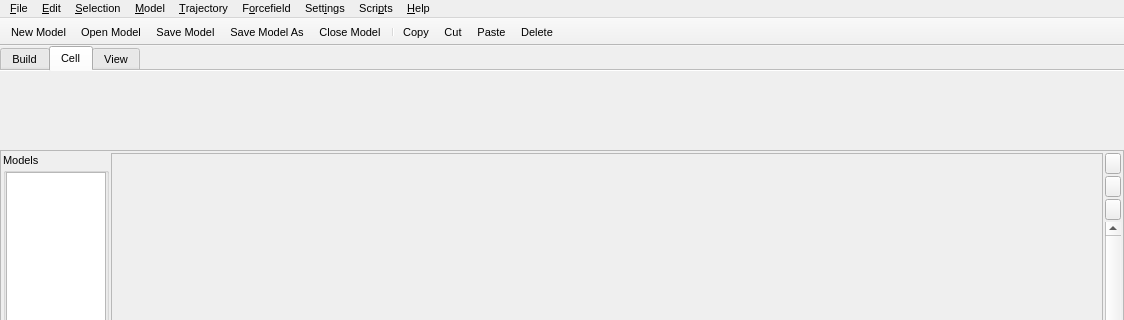
First picture: the form in trunk/src/gui/mainwindow.ui, repository trisyoungs/aten, before the edit; both pictures show x 0 to 1124 and y 0 to 320 of the 1124 by 672 pixel window.
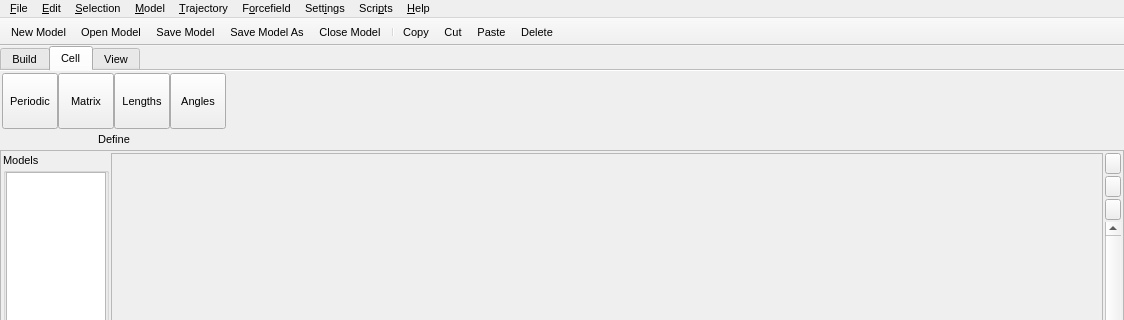
Second picture: the form after the edit. The open tabs and pages were chosen to show the change. Icons and pictures are not drawn. Custom widgets are drawn as their Qt base class.

Commit message: Added TExponentialSpin class. Added basic definition functions to Cell panel, and cell angles, lengths, and matrix popups. Added TMenuButton::instantPopup_ member to allow buttons to be instant popups (basically just buttons with no function other than to call the popup). Added bool TMenuButtonPopupWidget::refreshing_. Added UnitCell::parameter() to retrieve individual parameter from unit cell. Added TMenuButton::popupWidget() to return widget set on button. Updated DoubleExp.

Patch:
```diff
--- a/trunk/src/gui/mainwindow.ui
+++ b/trunk/src/gui/mainwindow.ui
@@ -1080,6 +1080,276 @@
        <attribute name="title">
         <string>Cell</string>
        </attribute>
+       <layout class="QHBoxLayout" name="horizontalLayout_4">
+        <property name="spacing">
+         <number>0</number>
+        </property>
+        <property name="margin">
+         <number>2</number>
+        </property>
+        <item>
+         <layout class="QGridLayout" name="gridLayout_3">
+          <property name="verticalSpacing">
+           <number>2</number>
+          </property>
+          <item row="0" column="3">
+           <widget class="TMenuButton" name="CellDefineAnglesButton">
+            <property name="sizePolicy">
+             <sizepolicy hsizetype="Minimum" vsizetype="Fixed">
+              <horstretch>0</horstretch>
+              <verstretch>0</verstretch>
+             </sizepolicy>
+            </property>
+            <property name="minimumSize">
+             <size>
+              <width>56</width>
+              <height>56</height>
+             </size>
+            </property>
+            <property name="maximumSize">
+             <size>
+              <width>128</width>
+              <height>56</height>
+             </size>
+            </property>
+            <property name="font">
+             <font>
+              <pointsize>8</pointsize>
+             </font>
+            </property>
+            <property name="toolTip">
+             <string>Select atoms individually or by box-select</string>
+            </property>
+            <property name="text">
+             <string>Angles</string>
+            </property>
+            <property name="icon">
+             <iconset resource="icons.qrc">
+              <normaloff>:/stackicons/icons/stack_celldefine.svg</normaloff>:/stackicons/icons/stack_celldefine.svg</iconset>
+            </property>
+            <property name="iconSize">
+             <size>
+              <width>30</width>
+              <height>30</height>
+             </size>
+            </property>
+            <property name="checkable">
+             <bool>false</bool>
+            </property>
+            <property name="checked">
+             <bool>false</bool>
+            </property>
+            <property name="autoExclusive">
+             <bool>false</bool>
+            </property>
+            <property name="toolButtonStyle">
+             <enum>Qt::ToolButtonTextUnderIcon</enum>
+            </property>
+            <property name="autoRaise">
+             <bool>false</bool>
+            </property>
+           </widget>
+          </item>
+          <item row="0" column="1">
+           <widget class="TMenuButton" name="CellDefineMatrixButton">
+            <property name="sizePolicy">
+             <sizepolicy hsizetype="Minimum" vsizetype="Fixed">
+              <horstretch>0</horstretch>
+              <verstretch>0</verstretch>
+             </sizepolicy>
+            </property>
+            <property name="minimumSize">
+             <size>
+              <width>56</width>
+              <height>56</height>
+             </size>
+            </property>
+            <property name="maximumSize">
+             <size>
+              <width>128</width>
+              <height>56</height>
+             </size>
+            </property>
+            <property name="font">
+             <font>
+              <pointsize>8</pointsize>
+             </font>
+            </property>
+            <property name="toolTip">
+             <string>Select atoms individually or by box-select</string>
+            </property>
+            <property name="text">
+             <string>Matrix</string>
+            </property>
+            <property name="icon">
+             <iconset resource="icons.qrc">
+              <normaloff>:/stackicons/icons/stack_celldefine.svg</normaloff>:/stackicons/icons/stack_celldefine.svg</iconset>
+            </property>
+            <property name="iconSize">
+             <size>
+              <width>30</width>
+              <height>30</height>
+             </size>
+            </property>
+            <property name="checkable">
+             <bool>false</bool>
+            </property>
+            <property name="checked">
+             <bool>false</bool>
+            </property>
+            <property name="autoExclusive">
+             <bool>false</bool>
+            </property>
+            <property name="toolButtonStyle">
+             <enum>Qt::ToolButtonTextUnderIcon</enum>
+            </property>
+            <property name="autoRaise">
+             <bool>false</bool>
+            </property>
+           </widget>
+          </item>
+          <item row="0" column="2">
+           <widget class="TMenuButton" name="CellDefineLengthsButton">
+            <property name="sizePolicy">
+             <sizepolicy hsizetype="Minimum" vsizetype="Fixed">
+              <horstretch>0</horstretch>
+              <verstretch>0</verstretch>
+             </sizepolicy>
+            </property>
+            <property name="minimumSize">
+             <size>
+              <width>56</width>
+              <height>56</height>
+             </size>
+            </property>
+            <property name="maximumSize">
+             <size>
+              <width>128</width>
+              <height>56</height>
+             </size>
+            </property>
+            <property name="font">
+             <font>
+              <pointsize>8</pointsize>
+             </font>
+            </property>
+            <property name="toolTip">
+             <string>Select atoms individually or by box-select</string>
+            </property>
+            <property name="text">
+             <string>Lengths</string>
+            </property>
+            <property name="icon">
+             <iconset resource="icons.qrc">
+              <normaloff>:/stackicons/icons/stack_celldefine.svg</normaloff>:/stackicons/icons/stack_celldefine.svg</iconset>
+            </property>
+            <property name="iconSize">
+             <size>
+              <width>30</width>
+              <height>30</height>
+             </size>
+            </property>
+            <property name="checkable">
+             <bool>false</bool>
+            </property>
+            <property name="checked">
+             <bool>false</bool>
+            </property>
+            <property name="autoExclusive">
+             <bool>false</bool>
+            </property>
+            <property name="toolButtonStyle">
+             <enum>Qt::ToolButtonTextUnderIcon</enum>
+            </property>
+            <property name="autoRaise">
+             <bool>false</bool>
+            </property>
+           </widget>
+          </item>
+          <item row="0" column="0">
+           <widget class="TMenuButton" name="CellDefinePeriodicButton">
+            <property name="sizePolicy">
+             <sizepolicy hsizetype="Minimum" vsizetype="Fixed">
+              <horstretch>0</horstretch>
+              <verstretch>0</verstretch>
+             </sizepolicy>
+            </property>
+            <property name="minimumSize">
+             <size>
+              <width>56</width>
+              <height>56</height>
+             </size>
+            </property>
+            <property name="maximumSize">
+             <size>
+              <width>128</width>
+              <height>56</height>
+             </size>
+            </property>
+            <property name="font">
+             <font>
+              <pointsize>8</pointsize>
+             </font>
+            </property>
+            <property name="toolTip">
+             <string>Select atoms individually or by box-select</string>
+            </property>
+            <property name="text">
+             <string>Periodic</string>
+            </property>
+            <property name="icon">
+             <iconset resource="icons.qrc">
+              <normaloff>:/stackicons/icons/stack_celldefine.svg</normaloff>:/stackicons/icons/stack_celldefine.svg</iconset>
+            </property>
+            <property name="iconSize">
+             <size>
+              <width>30</width>
+              <height>30</height>
+             </size>
+            </property>
+            <property name="checkable">
+             <bool>true</bool>
+            </property>
+            <property name="checked">
+             <bool>false</bool>
+            </property>
+            <property name="autoExclusive">
+             <bool>false</bool>
+            </property>
+            <property name="toolButtonStyle">
+             <enum>Qt::ToolButtonTextUnderIcon</enum>
+            </property>
+            <property name="autoRaise">
+             <bool>false</bool>
+            </property>
+           </widget>
+          </item>
+          <item row="1" column="0" colspan="4">
+           <widget class="QLabel" name="label_5">
+            <property name="text">
+             <string>Define</string>
+            </property>
+            <property name="alignment">
+             <set>Qt::AlignCenter</set>
+            </property>
+           </widget>
+          </item>
+         </layout>
+        </item>
+        <item>
+         <spacer name="horizontalSpacer_3">
+          <property name="orientation">
+           <enum>Qt::Horizontal</enum>
+          </property>
+          <property name="sizeHint" stdset="0">
+           <size>
+            <width>855</width>
+            <height>20</height>
+           </size>
+          </property>
+         </spacer>
+        </item>
+       </layout>
       </widget>
       <widget class="QWidget" name="ViewTab">
        <property name="sizePolicy">
```
Left out of the diff: 6 changed lines with no effect on the pictures. The commit also changes 55 other files.
